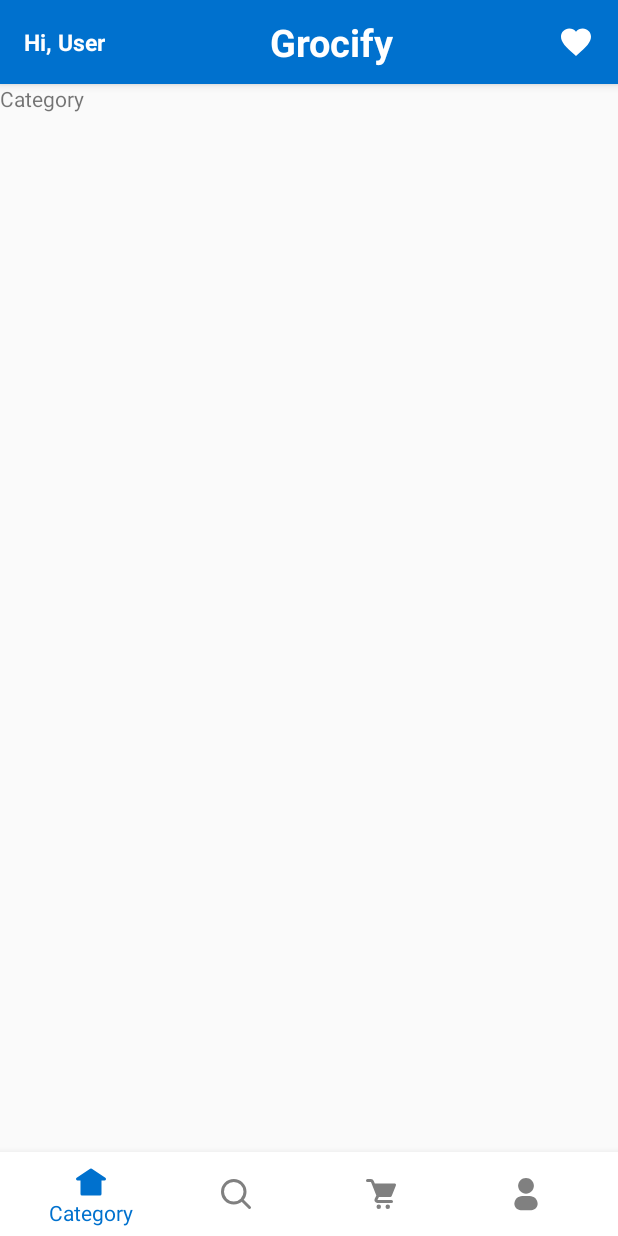
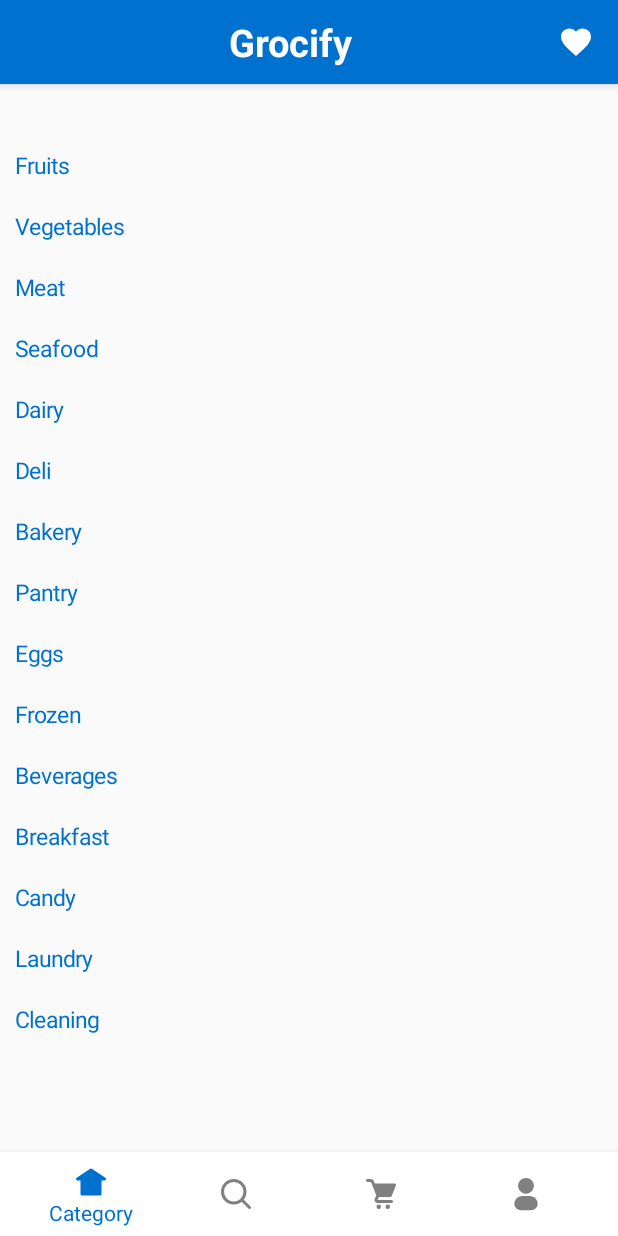
Before and after one commit to SR6/ASGrocify, an Android app: the screen it shows after launch (MainActivity), on a phone screen of 412 x 824 dp. Run offline under Robolectric (Android 15) with nearby library versions, the phone set to English and light mode, and no system bars; our stand-ins replace navigation-ui.

```diff
--- a/app/src/main/java/com/example/grocify/MainActivity.kt
+++ b/app/src/main/java/com/example/grocify/MainActivity.kt
@@ -1,83 +1,29 @@
 package com.example.grocify
 
 import android.os.Bundle
-import androidx.activity.viewModels
 import androidx.appcompat.app.AppCompatActivity
 import androidx.navigation.NavController
 import androidx.navigation.fragment.NavHostFragment
 import androidx.navigation.ui.setupWithNavController
 import com.example.grocify.databinding.HeaderBinding
 import com.example.grocify.databinding.ActivityMainBinding
-import com.example.grocify.ui.MainViewModel
 
 class MainActivity : AppCompatActivity() {
-    private val viewModel: MainViewModel by viewModels()
     private lateinit var navController: NavController
-    private lateinit var headerBinding: HeaderBinding
 
     override fun onCreate(savedInstanceState: Bundle?) {
         super.onCreate(savedInstanceState)
 
-        val binding = ActivityMainBinding.inflate(layoutInflater)
-        setContentView(binding.root)
-
-        headerBinding = HeaderBinding.inflate(layoutInflater)
-
-        navController = (supportFragmentManager.findFragmentById(R.id.fragment_container) as NavHostFragment).navController
-        binding.tabbedNavigation.setupWithNavController(navController)
-
-        navController.addOnDestinationChangedListener { _, destination, _ ->
-
-            var title: String? = null
-            var subtitle: String? = null
-            var favoritesVisible = true
-            var showBackButton = false
-
-            when (destination.id) {
-                R.id.navigation_category -> {
-                    title = getString(R.string.grocify)
-                    subtitle = "Hi, User"
-                }
-                R.id.navigation_search -> {
-                    subtitle = "88 items found"
-                    favoritesVisible = false
-                }
-                R.id.navigation_cart -> {
-                    title = getString(R.string.cart)
-                    subtitle = "20 items added"
-                }
-                R.id.navigation_profile -> {
-                    title = "Hi, User"
-                    favoritesVisible = false
-                }
-                R.id.navigation_favorites -> {
-                    title = getString(R.string.favorites)
-                    favoritesVisible = false
-                    showBackButton = true
-                }
-                else -> { }
-            }
-            viewModel.updateHeader(headerBinding, title, subtitle, favoritesVisible)
-            supportActionBar?.setDisplayHomeAsUpEnabled(showBackButton)
-            supportActionBar?.setDisplayShowHomeEnabled(showBackButton)
-        }
+        val activityMainBinding = ActivityMainBinding.inflate(layoutInflater)
+        setContentView(activityMainBinding.root)
 
         supportActionBar?.let{
             it.setDisplayShowTitleEnabled(false)
             it.setDisplayShowCustomEnabled(true)
-            it.customView = headerBinding.root
+            it.customView = HeaderBinding.inflate(layoutInflater).root
         }
 
-        headerBinding.favorites.setOnClickListener {
-            navController.navigate(R.id.navigation_favorites)
-            supportActionBar?.setDisplayHomeAsUpEnabled(true)
-            supportActionBar?.setDisplayShowHomeEnabled(true)
-        }
-    }
-
-    override fun onSupportNavigateUp(): Boolean {
-        supportActionBar?.setDisplayHomeAsUpEnabled(false)
-        supportActionBar?.setDisplayShowHomeEnabled(false)
-        return navController.navigateUp() || super.onSupportNavigateUp()
+        navController = (supportFragmentManager.findFragmentById(R.id.fragment_container) as NavHostFragment).navController
+        activityMainBinding.tabbedNavigation.setupWithNavController(navController)
     }
 }
--- a/app/src/main/java/com/example/grocify/api/KrogerService.kt
+++ b/app/src/main/java/com/example/grocify/api/KrogerServiceAPI.kt
@@ -6,8 +6,6 @@ import com.example.grocify.models.KrogerProductResponse
 import com.example.grocify.models.KrogerProductsResponse
 import okhttp3.OkHttpClient
 import okhttp3.logging.HttpLoggingInterceptor
-import retrofit2.Call
-import retrofit2.Response
 import retrofit2.Retrofit
 import retrofit2.converter.gson.GsonConverterFactory
 import retrofit2.http.Field
--- a/app/src/main/java/com/example/grocify/ui/CategoryFragment.kt
+++ b/app/src/main/java/com/example/grocify/ui/CategoryFragment.kt
@@ -5,9 +5,13 @@ import android.util.Log
 import android.view.LayoutInflater
 import android.view.View
 import android.view.ViewGroup
+import android.widget.LinearLayout
+import android.widget.ScrollView
+import android.widget.TextView
 import androidx.fragment.app.Fragment
 import androidx.fragment.app.activityViewModels
 import androidx.lifecycle.lifecycleScope
+import com.example.grocify.R
 import com.example.grocify.databinding.CategoryFragmentBinding
 import kotlinx.coroutines.launch
 
@@ -27,7 +31,7 @@ class CategoryFragment : Fragment() {
 
     override fun onViewCreated(view: View, savedInstanceState: Bundle?) {
         super.onViewCreated(view, savedInstanceState)
-
+"""
         lifecycleScope.launch {
             viewModel.fetchProducts()
         }
@@ -37,8 +41,36 @@ class CategoryFragment : Fragment() {
                 binding.productName.text = products.products[0].brand
             }
         }
+        """
+        val container = view.findViewById<LinearLayout>(R.id.catContainer)
+        val itemTextViewTemplate = view.findViewById<TextView>(R.id.itemTextView)
+        val categories = viewModel.getCategories()
+        categories.forEachIndexed { index, item ->
+            val textView = TextView(requireContext())
+            textView.layoutParams = itemTextViewTemplate.layoutParams
+            textView.setPadding (
+                itemTextViewTemplate.paddingBottom,
+                itemTextViewTemplate.paddingTop,
+                itemTextViewTemplate.paddingLeft,
+                itemTextViewTemplate.paddingRight
+            )
+            textView.setTextColor(itemTextViewTemplate.textColors)
+            textView.textSize = itemTextViewTemplate.textSize
+            textView.setOnClickListener{
+                onItemClick(item)
+            }
+            textView.text = item
+            container.addView(textView)
+        }
 
     }
+    fun onItemClick(item:String) {
+        // Handle click event, for example, navigate to a new list Chat example need to refine
+        //val intent = Intent(requireContext(), NewListActivity::class.java)
+        //intent.putExtra("clickedItem", item)
+        //startActivity(intent)
+    }
+
 
     override fun onDestroyView() {
         super.onDestroyView()
--- a/app/src/main/java/com/example/grocify/ui/ItemsFragment.kt
+++ b/app/src/main/java/com/example/grocify/ui/ItemsFragment.kt
@@ -3,4 +3,5 @@ package com.example.grocify.ui
 import androidx.fragment.app.Fragment
 
 class ItemsFragment : Fragment() {
+
 }
--- a/app/src/main/java/com/example/grocify/ui/MainViewModel.kt
+++ b/app/src/main/java/com/example/grocify/ui/MainViewModel.kt
@@ -14,11 +14,18 @@ import kotlinx.coroutines.launch
 
 class MainViewModel : ViewModel() {
 
+    private val categories = listOf("Fruits","Vegetables","Meat","Seafood","Dairy","Deli","Bakery","Pantry","Eggs","Frozen","Beverages","Breakfast","Candy","Laundry","Cleaning")
     private val _products = MutableLiveData<KrogerProductsResponse>()
 
     val products: LiveData<KrogerProductsResponse>
         get() = _products
 
+    fun observeFetchProducts() : LiveData<KrogerProductsResponse> {
+        return products
+    }
+    fun getCategories() : List<String> {
+        return categories
+    }
     fun fetchProducts() {
         CoroutineScope(Dispatchers.IO).launch {
             try {
--- a/app/src/main/res/layout/category_fragment.xml
+++ b/app/src/main/res/layout/category_fragment.xml
@@ -1,15 +1,25 @@
 <?xml version="1.0" encoding="utf-8"?>
-
-<LinearLayout
-    xmlns:android="http://schemas.android.com/apk/res/android"
+<ScrollView
+    android:id="@+id/scrollview"
     android:layout_width="match_parent"
     android:layout_height="match_parent"
+    xmlns:android="http://schemas.android.com/apk/res/android">
+<LinearLayout
+    android:id="@+id/catContainer"
+    android:layout_width="match_parent"
+    android:layout_height="wrap_content"
     android:orientation="vertical">
 
     <TextView
-        android:id="@+id/productName"
+        android:id="@+id/itemTextView"
         android:layout_width="match_parent"
-        android:layout_height="match_parent"
-        android:text="@string/category" />
+        android:layout_height="wrap_content"
+        android:padding="10dp"
+        android:textSize="10sp"
+        android:textColor="@color/blue"
+        android:clickable="true"
+        android:focusable="true"
+        android:onClick="onItemClick" />
 
 </LinearLayout>
+</ScrollView>
--- a/app/src/main/res/navigation/nav_graph.xml
+++ b/app/src/main/res/navigation/nav_graph.xml
@@ -11,7 +11,10 @@
         android:id="@+id/navigation_category"
         android:name="com.example.grocify.ui.CategoryFragment"
         android:label="@string/category"
-        tools:layout="@layout/category_fragment" />
+        tools:layout="@layout/category_fragment">
+
+    </fragment>
+
 
     <fragment
         android:id="@+id/navigation_search"
```
Also changed, not shown: app/src/main/res/layout/fragment_rv.xml (added, +14 -0 lines).
